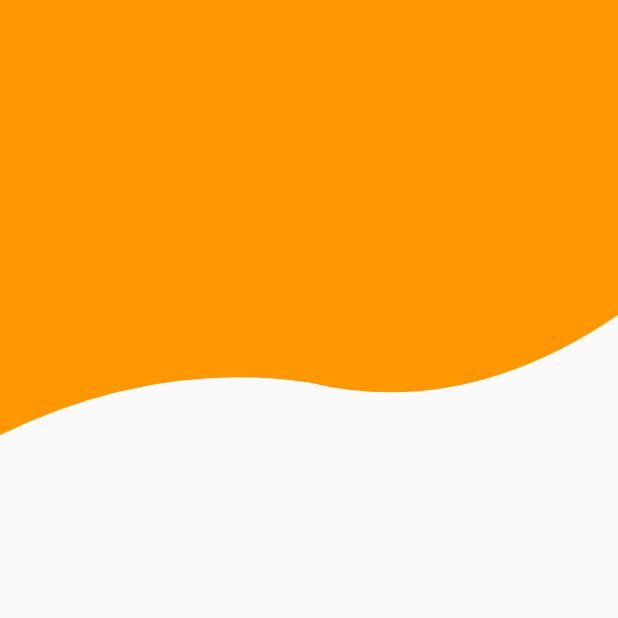
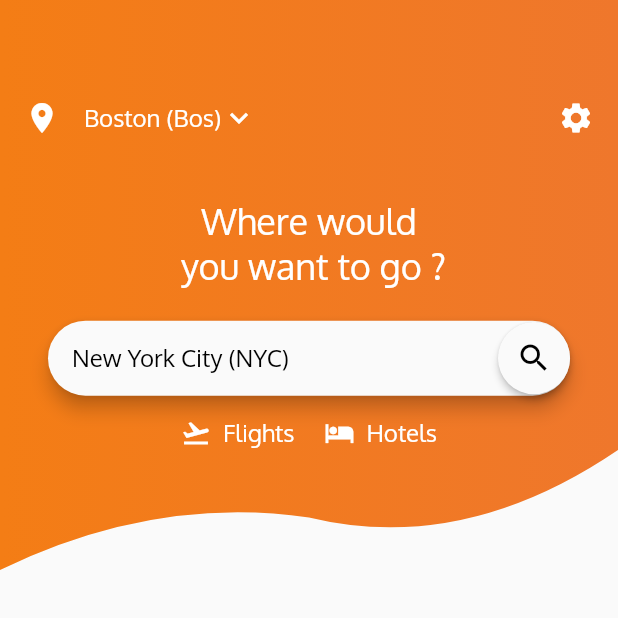
Before and after one commit to tchirktema-zz/flutterFlightMAp, a Flutter app: the screen it shows after launch, on a phone screen of 412 x 824 dp, the top half of it. Run offline on Flutter 3.47's test engine with Material 2 defaults, Android fonts, the phone set to English and light mode, and no system bars.

Commit message:
flight home page

```diff
--- a/lib/main.dart
+++ b/lib/main.dart
@@ -6,8 +6,22 @@ void main() => runApp(
     title: 'FlightApp',
     debugShowCheckedModeBanner: false,
     home: HomeScreen(),
+    theme: appTheme,
   ));
 
+// declaration des couleurs
+Color firstColor = Color(0xFFF47D15);
+Color secondColor = Color(0xFFEF772C);
+
+ThemeData appTheme = ThemeData(
+  primaryColor: Color(0xFFF3791A),
+  fontFamily: 'Oxygen'
+);
+
+List<String> locations = ['Boston (Bos)','New York City (NYC) '];
+
+const TextStyle dropDownLabelStyle = TextStyle(color: Colors.white,fontSize: 16.0);
+const TextStyle dropDownMenuItemStyle = TextStyle(color: Colors.black,fontSize: 16.0);
 
 class HomeScreen extends StatelessWidget {
   @override
@@ -28,6 +42,9 @@ class HomeScreenTopPart extends StatefulWidget {
 }
 
 class _HomeScreenTopPartState extends State<HomeScreenTopPart> {
+  var selectedLocationIndex = 0;
+  var isFlightSelected = true;
+
   @override
   Widget build(BuildContext context) {
     return Stack(
@@ -35,11 +52,134 @@ class _HomeScreenTopPartState extends State<HomeScreenTopPart> {
         ClipPath(
           clipper: CustomShapeClipper(),
           child : Container(
-              height: 290.0,
-              color: Colors.orange
+            height: 380.0,
+            decoration: BoxDecoration(
+              gradient: LinearGradient(colors: [
+                firstColor,
+                secondColor
+              ])
+            ),
+            child: Column(
+              children: <Widget>[
+                SizedBox(height: 50.8,),
+                Padding(
+                  padding: const EdgeInsets.all(16.0),
+                  child: Row(
+                    children: <Widget>[
+                      Icon(Icons.location_on,color: Colors.white),
+                      SizedBox(width: 16.0),
+                      PopupMenuButton(
+                        child: Row(
+                          children: <Widget>[
+                            Text(
+                                locations[0],
+                                style: dropDownLabelStyle
+                            ),
+                            Icon(Icons.keyboard_arrow_down, color: Colors.white)
+                          ],
+                        ),
+                        itemBuilder: (BuildContext context) => <PopupMenuItem<int>>[
+                          PopupMenuItem(
+                            child: Text(locations[0],style: dropDownMenuItemStyle,),
+                            value: 0,
+
+                          ),
+                          PopupMenuItem(
+                            child: Text(locations[1],style: dropDownMenuItemStyle,),
+                            value: 1,
+
+                          )
+                        ],
+                      ),
+                      Spacer(),
+                      Icon(Icons.settings,color: Colors.white,),
+                    ],
+                  ),
+                ),
+                SizedBox(height: 25.0),
+                Text(
+                  'Where would\n you want to go ?',
+                  style: TextStyle(fontSize: 24.0,color: Colors.white),
+                  textAlign: TextAlign.center,
+                ),
+                SizedBox(height: 22.0),
+                Padding(
+                  padding: EdgeInsets.symmetric(horizontal: 32.0),
+                  child: Material(
+                    elevation: 5.0,
+                    borderRadius: BorderRadius.all(Radius.circular(30.0)),
+                    child: TextField(
+                      controller: TextEditingController(text: locations[1]),
+                      style: dropDownMenuItemStyle,
+                      cursorColor: appTheme.primaryColor,
+                      decoration: InputDecoration(
+                        contentPadding: EdgeInsets.symmetric(
+                          horizontal: 16.0,
+                          vertical: 15.0
+                        ),
+                        suffixIcon: Material(
+                          elevation: 2.0,
+                          borderRadius: BorderRadius.all(Radius.circular(30.0)),
+                          child: Icon(Icons.search,color: Colors.black,),
+                        ),
+                        border: InputBorder.none,
+                      ),
+                    ),
+                  ),
+                ),
+                SizedBox(height: 15.0),
+                Row(
+                  mainAxisSize: MainAxisSize.min,
+                  mainAxisAlignment: MainAxisAlignment.spaceAround,
+                  children: <Widget>[
+                    ChoiceChip(Icons.flight_takeoff,"Flights",isFlightSelected),
+                    SizedBox(width: 20.0,),
+                    ChoiceChip(Icons.hotel,"Hotels",!isFlightSelected),
+
+                  ],
+                )
+              ],
+            ),
           ),
         )
       ],
     );
   }
 }
+
+
+class ChoiceChip extends StatefulWidget {
+  final IconData icon;
+  final String text;
+  final bool isSelected;
+
+  ChoiceChip(this.icon, this.text,this.isSelected);
+
+  @override
+  _ChoiceChipState createState() => _ChoiceChipState();
+}
+
+class _ChoiceChipState extends State<ChoiceChip> {
+  @override
+  Widget build(BuildContext context) {
+    return Row(
+      children: <Widget>[
+        Icon(
+          widget.icon,
+          size: 20.0,
+          color: Colors.white,
+        ),
+        SizedBox(
+          width: 8.0,
+        ),
+        Text(
+          widget.text,
+          style: TextStyle(
+            color: Colors.white,
+            fontSize: 16.0
+          ),
+        )
+      ],
+    );
+  }
+}
```
Also changed, not shown: 1 other file.
